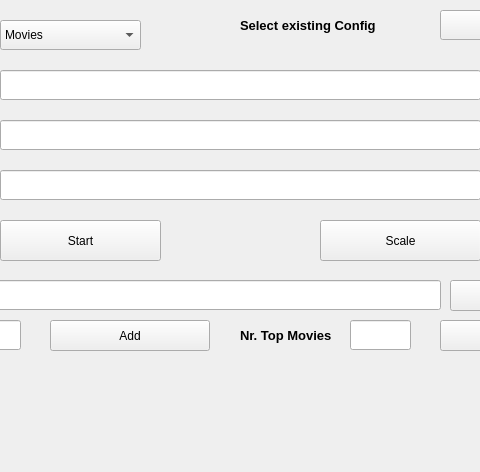
Above: lister.ui from Eglis05/MovieList before the change; both pictures show x 180 to 660 and y 0 to 472 of the 807 by 472 pixel window. Below: the same form after it.
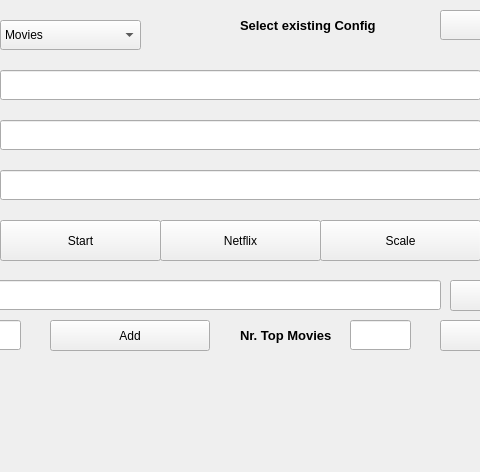
That is the form after the change.

Commit message: Netflix Search

The edit to the form file:
```diff
--- a/lister.ui
+++ b/lister.ui
@@ -450,6 +450,19 @@
      <string/>
     </property>
    </widget>
+   <widget class="QPushButton" name="btnNetflix">
+    <property name="geometry">
+     <rect>
+      <x>340</x>
+      <y>220</y>
+      <width>161</width>
+      <height>41</height>
+     </rect>
+    </property>
+    <property name="text">
+     <string>Netflix</string>
+    </property>
+   </widget>
   </widget>
   <widget class="QMenuBar" name="menubar">
    <property name="geometry">
```
The commit also changes 4 other files.
